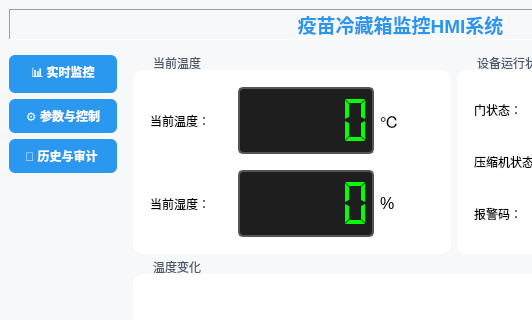
Above: src/ui/mainwindow.ui from mojimojimo/MyIndustrialHMI before the change; both pictures show x 0 to 532 and y 0 to 320 of the 796 by 714 pixel window. Below: the same form after it.
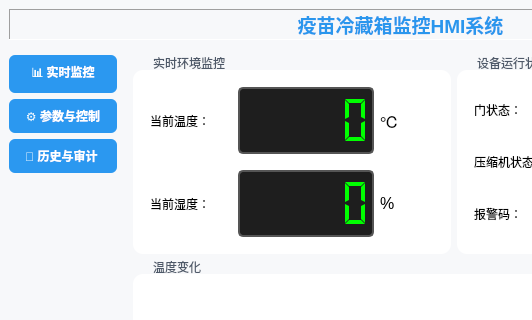
That is the form after the change. The open tabs and pages were chosen to show the change. Custom widgets are drawn as their Qt base class.

Diff of the .ui file:
```diff
--- a/src/ui/mainwindow.ui
+++ b/src/ui/mainwindow.ui
@@ -275,7 +275,7 @@
          <item row="0" column="0">
           <widget class="QGroupBox" name="groupBox_4">
            <property name="title">
-            <string>当前温度</string>
+            <string>实时环境监控</string>
            </property>
            <layout class="QGridLayout" name="gridLayout_5" columnstretch="3,5,2">
             <item row="2" column="1">
```
Left out of the diff: 4 changed lines with no effect on the pictures.
